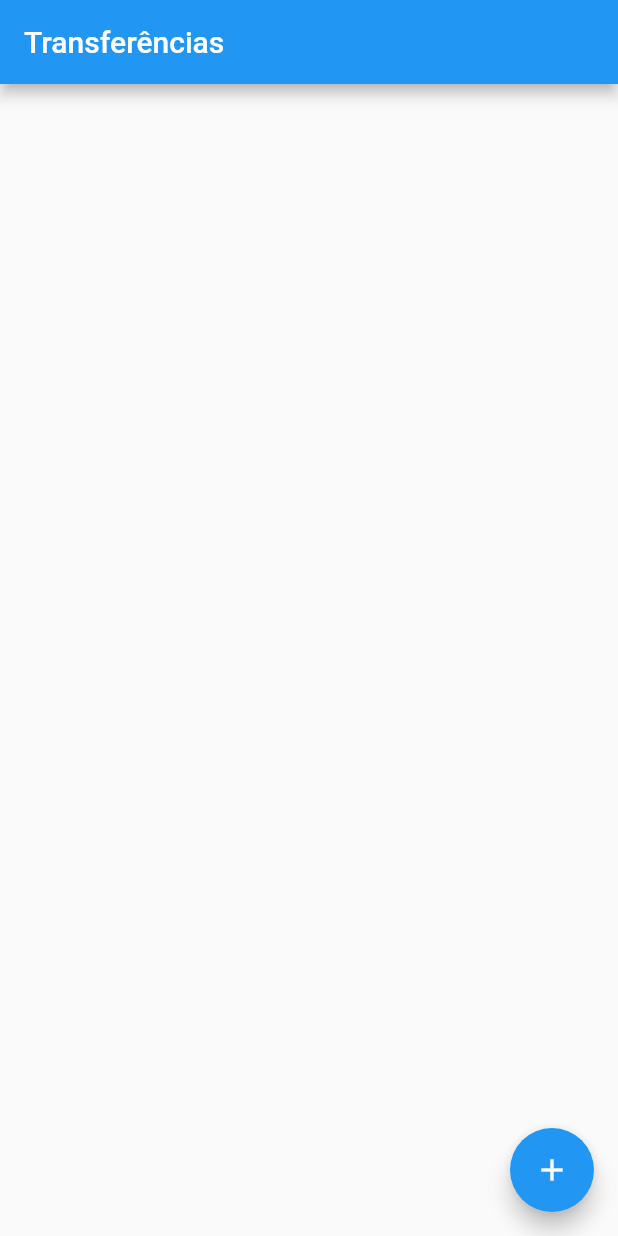
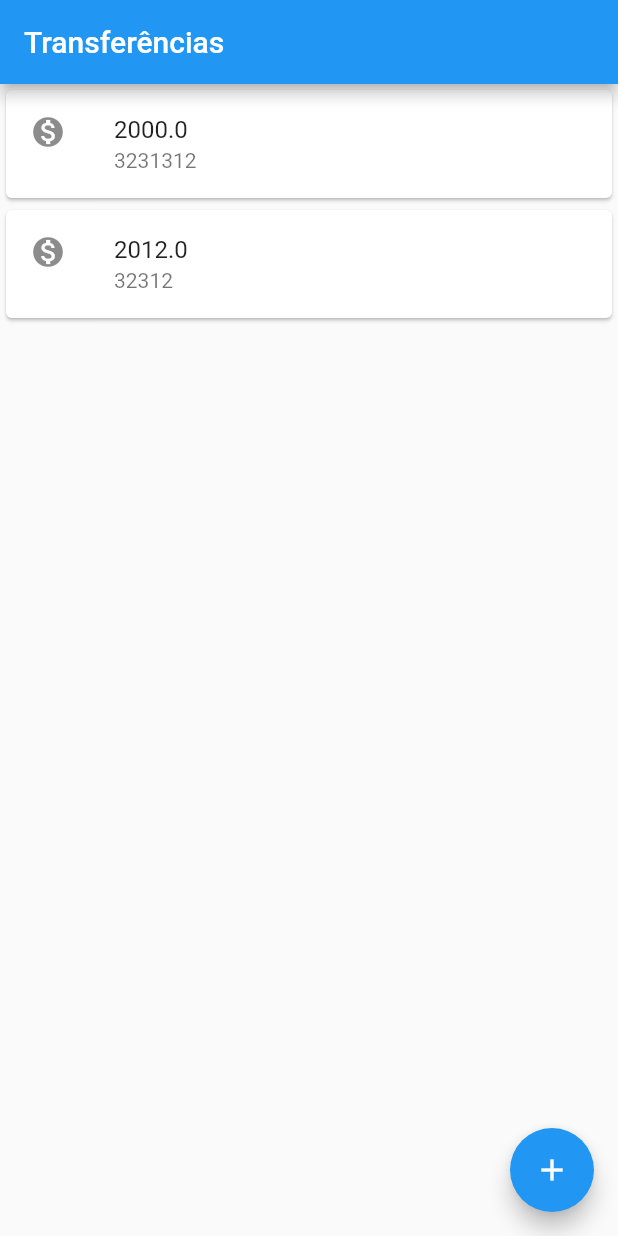
Before and after one commit to eugeniobarrosjr/byte_bank, a Flutter app: the screen it shows after launch, on a phone screen of 412 x 824 dp. Run offline on Flutter 3.47's test engine with Material 2 defaults, Android fonts, the phone set to English and light mode, and no system bars.

Commit message:
feature: add TransferList, TrasferItem & Trasnfer

```diff
--- a/lib/main.dart
+++ b/lib/main.dart
@@ -18,7 +18,44 @@ class MyApp extends StatelessWidget {
           child: Icon(Icons.add),
           onPressed: () {},
         ),
+        body: TransferList(),
       ),
     );
   }
 }
+
+class TransferList extends StatelessWidget {
+  @override
+  Widget build(BuildContext context) {
+    return Column(
+      children: <Widget>[
+        TransferItem(Transfer(2000.00, '3231312')),
+        TransferItem(Transfer(2012.00, '32312')),
+      ],
+    );
+  }
+}
+
+class TransferItem extends StatelessWidget {
+  final Transfer _transfer;
+
+  TransferItem(this._transfer);
+
+  @override
+  Widget build(BuildContext context) {
+    return Card(
+      child: ListTile(
+        leading: Icon(Icons.monetization_on),
+        title: Text(_transfer.value.toString()),
+        subtitle: Text(_transfer.accountNumber),
+      ),
+    );
+  }
+}
+
+class Transfer {
+  final double value;
+  final String accountNumber;
+
+  Transfer(this.value, this.accountNumber);
+}
```
